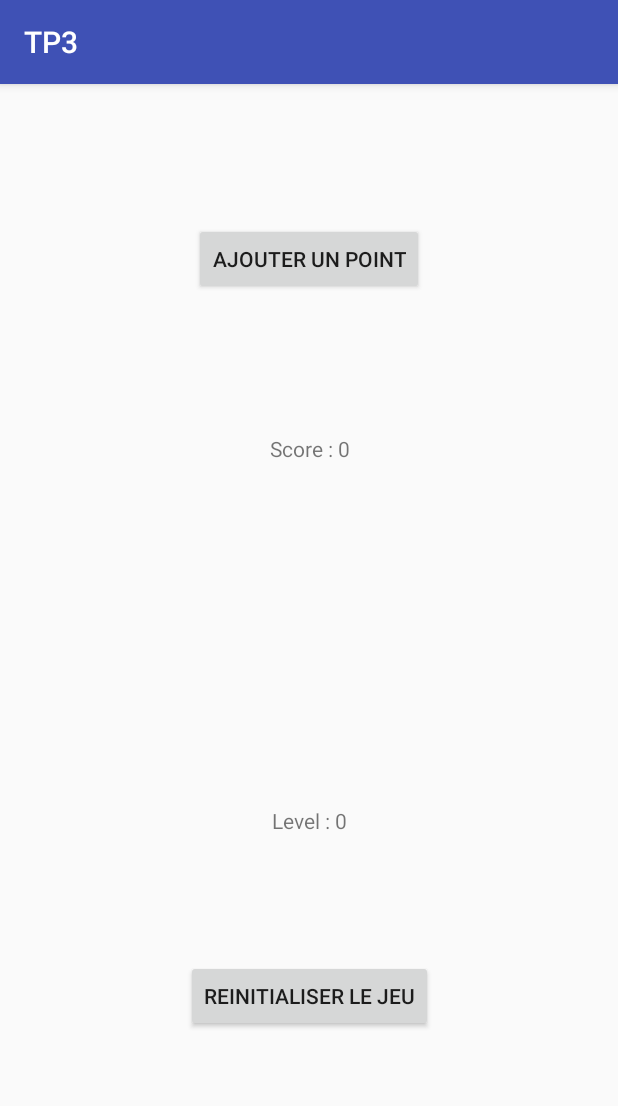
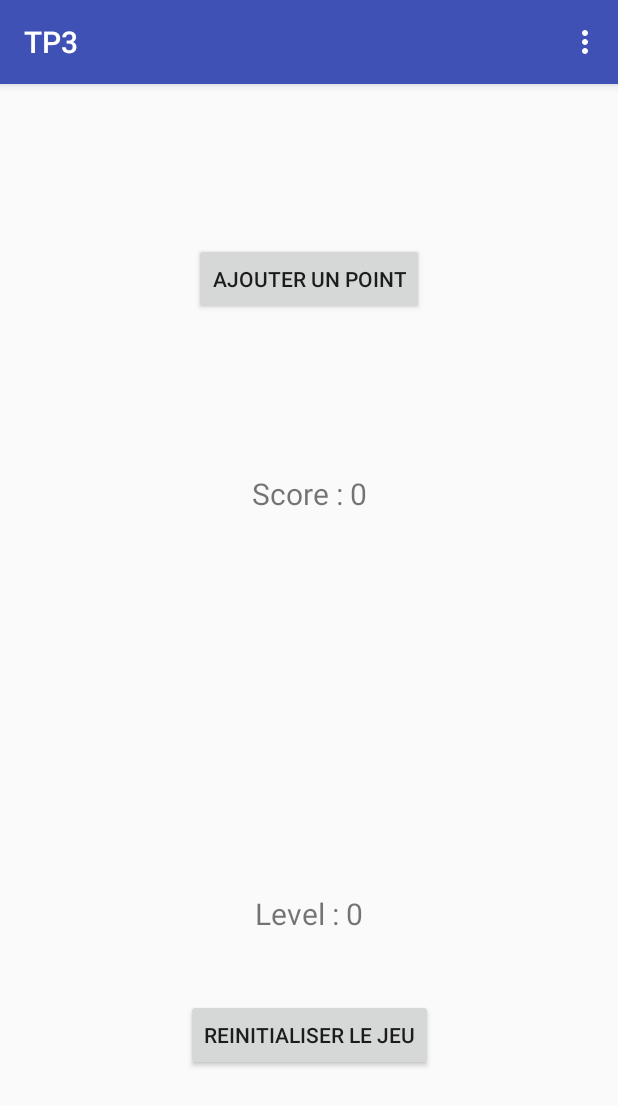
Before and after one commit to cheqriyass/TP3, an Android app: the screen it shows after launch (MainActivity), on a phone screen of 412 x 824 dp. Shown: the top 1106 px of the screen. Run offline under Robolectric (Android 15) with nearby library versions, the phone set to English and light mode, and no system bars.

Commit message:
added settings panel

```diff
--- a/app/src/main/AndroidManifest.xml
+++ b/app/src/main/AndroidManifest.xml
@@ -16,7 +16,8 @@
                 <category android:name="android.intent.category.LAUNCHER" />
             </intent-filter>
         </activity>
-        <activity android:name=".LevelActivity"></activity>
+        <activity android:name=".LevelActivity" />
+        <activity android:name=".settingsActivity"></activity>
     </application>
 
 </manifest>
--- a/app/src/main/java/com/example/yassine/tp3/MainActivity.java
+++ b/app/src/main/java/com/example/yassine/tp3/MainActivity.java
@@ -3,6 +3,8 @@ package com.example.yassine.tp3;
 import android.content.Intent;
 import android.os.Bundle;
 import android.support.v7.app.AppCompatActivity;
+import android.view.Menu;
+import android.view.MenuItem;
 import android.view.View;
 import android.widget.Button;
 import android.widget.TextView;
@@ -16,11 +18,14 @@ public class MainActivity extends AppCompatActivity {
     private TextView lnumberV;
     final static String EXTRA_LEVEL = "EXTRA_LEVEL";
     final static String EXTRA_LAUNCHES = "NUMBER_OF_LAUNCHES_REQUEST";
+    final static String TEXT_SIZE = "TEXT_SIZE";
     private Intent intent;
     private int NUMBER_OF_LAUNCHES_REQUEST=0;
+    private int NUMBER_OF_LAUNCHES_REQUEST2=2;
+    private int size = 2;
 
     @Override
-    protected void onCreate(Bundle savedInstanceState) {
+    protected void onCreate (Bundle savedInstanceState) {
         super.onCreate(savedInstanceState);
         setContentView(R.layout.activity_main);
 
@@ -30,7 +35,7 @@ public class MainActivity extends AppCompatActivity {
         displayScore = (TextView) findViewById(R.id.displayScore);
         displayLevel = (TextView) findViewById(R.id.displayLevel);
         lnumberV = (TextView) findViewById(R.id.lnumberV);
-
+        changeTextSize();
         intent = new Intent(this, LevelActivity.class);
 
         btnAdd.setOnClickListener(new View.OnClickListener(){
@@ -59,6 +64,23 @@ public class MainActivity extends AppCompatActivity {
     }
 
 
+    public boolean onCreateOptionsMenu(Menu menu) {
+        getMenuInflater().inflate(R.menu.menu, menu);
+        return true;
+    }
+
+    public boolean onOptionsItemSelected(MenuItem item) {
+        switch (item.getItemId()) {
+            case R.id.settingsAction:
+                intent = new Intent(this, settingsActivity.class);
+                intent.putExtra(TEXT_SIZE, size);
+                startActivityForResult(intent, NUMBER_OF_LAUNCHES_REQUEST2);
+                return true;
+
+        }
+        return super.onOptionsItemSelected(item);
+    }
+
     @Override
     protected void onActivityResult(int requestCode, int resultCode, Intent data) {
         if (requestCode == NUMBER_OF_LAUNCHES_REQUEST && resultCode == RESULT_OK) {
@@ -66,6 +88,32 @@ public class MainActivity extends AppCompatActivity {
             lnumberV.setText("Nombre de fois lancé : " + launches);
 
         }
+        if (requestCode == NUMBER_OF_LAUNCHES_REQUEST2 && resultCode == RESULT_OK) {
+            size = data.getIntExtra(TEXT_SIZE, 2);
+            changeTextSize();
+
+        }
+    }
+
+    public void changeTextSize(){
+        int taille = 20;
+        switch(size){
+            case 1:
+                taille = 12;
+                break;
+            case 2:
+                taille = 20;
+                break;
+            case 3:
+                taille = 30;
+                break;
+            default:
+                taille = 20;
+                break;
+        }
+        displayScore.setTextSize(taille);
+        displayLevel.setTextSize(taille);
+        lnumberV.setTextSize(taille);
     }
 
     public void rest(){
--- a/app/src/main/res/layout/activity_main.xml
+++ b/app/src/main/res/layout/activity_main.xml
@@ -30,7 +30,7 @@
         app:layout_constraintRight_toRightOf="parent"
         android:layout_marginLeft="8dp"
         app:layout_constraintLeft_toLeftOf="parent"
-        android:layout_marginBottom="83dp"
+        android:layout_marginBottom="43dp"
         app:layout_constraintBottom_toTopOf="@+id/btnReset" />
 
     <Button
@@ -57,7 +57,7 @@
         android:layout_marginLeft="8dp"
         app:layout_constraintLeft_toLeftOf="parent"
         app:layout_constraintBottom_toBottomOf="parent"
-        android:layout_marginBottom="136dp" />
+        android:layout_marginBottom="110dp" />
 
     <TextView
         android:id="@+id/lnumberV"
--- /dev/null
+++ b/app/src/main/res/menu/menu.xml
@@ -0,0 +1,6 @@
+<?xml version="1.0" encoding="utf-8"?>
+<menu xmlns:android="http://schemas.android.com/apk/res/android">
+    <item android:id="@+id/settingsAction"
+        android:title="Settings"></item>
+
+</menu>
```
Also changed, not shown: app/src/main/java/com/example/yassine/tp3/settingsActivity.java (added, +65 -0 lines), app/src/main/res/layout/activity_settings.xml (added, +43 -0 lines), 2 other files.
